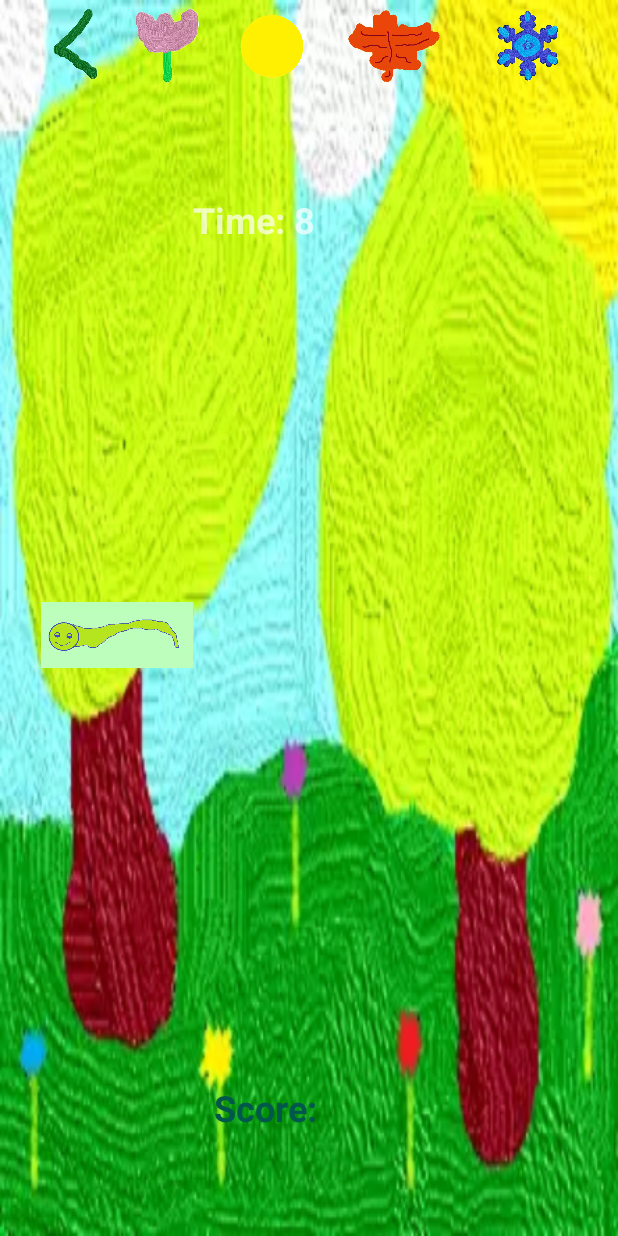
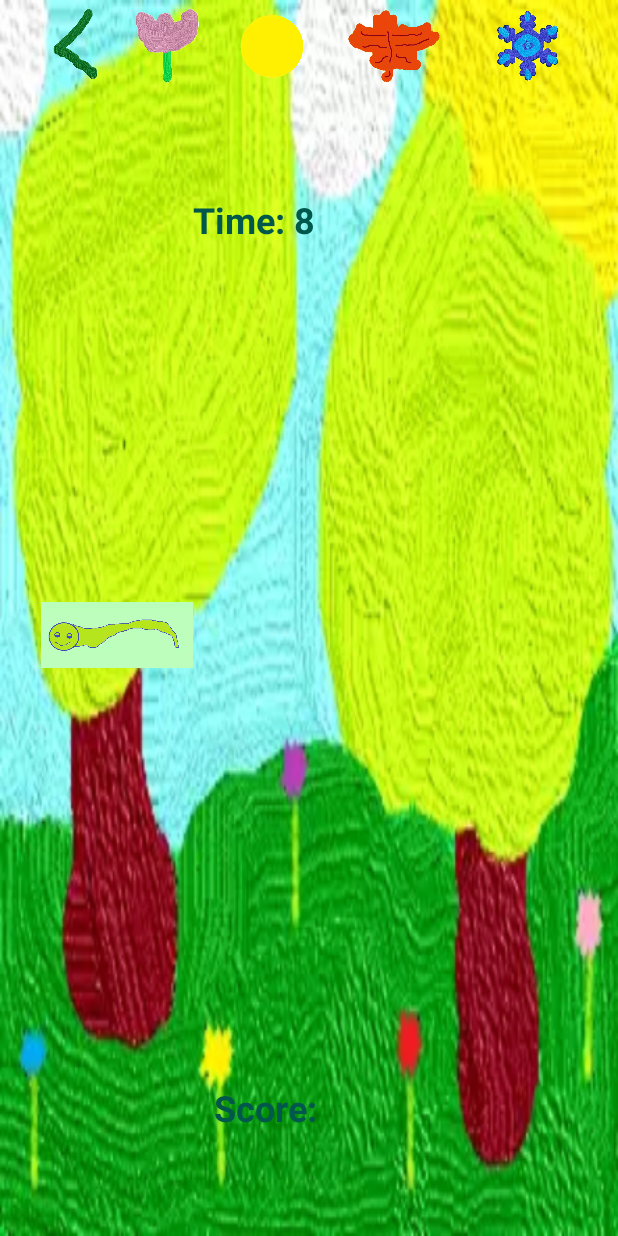
Before and after one commit to noomsInWarwick/AnotherSimpleGame, an Android app: the screen it shows after launch (MainActivity), on a phone screen of 412 x 824 dp. Run offline under Robolectric (Android 15) with nearby library versions, the phone set to English and light mode, and no system bars.

```diff
--- a/app/src/main/res/layout/activity_main.xml
+++ b/app/src/main/res/layout/activity_main.xml
@@ -37,7 +37,7 @@
         android:layout_width="15dp"
         android:layout_height="15dp"
         android:layout_centerInParent="true"
-        android:layout_marginStart="16dp"
+        android:layout_marginStart="35dp"
         android:contentDescription="@string/orange"
         android:src="@drawable/fruit_orange_trans"
         android:visibility="invisible"
@@ -54,6 +54,7 @@
         android:text="timer: 10"
         android:textSize="24sp"
         android:textStyle="bold"
+        android:textColor="@color/colorPrimaryDark"
         app:layout_constraintBottom_toTopOf="@+id/gridLayout"
         app:layout_constraintEnd_toEndOf="parent"
         app:layout_constraintHorizontal_bias="0.0"
```
Also changed, not shown: app/src/main/java/com/example/anothersimplegame/MainActivity.kt (+11 -1 lines).
